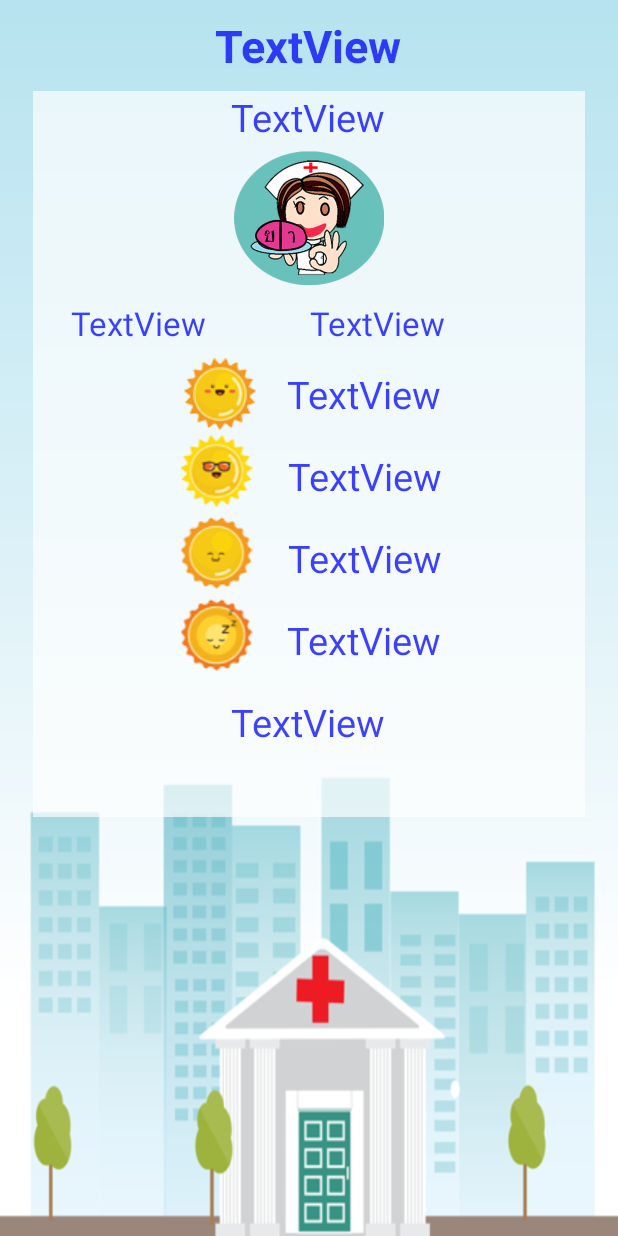
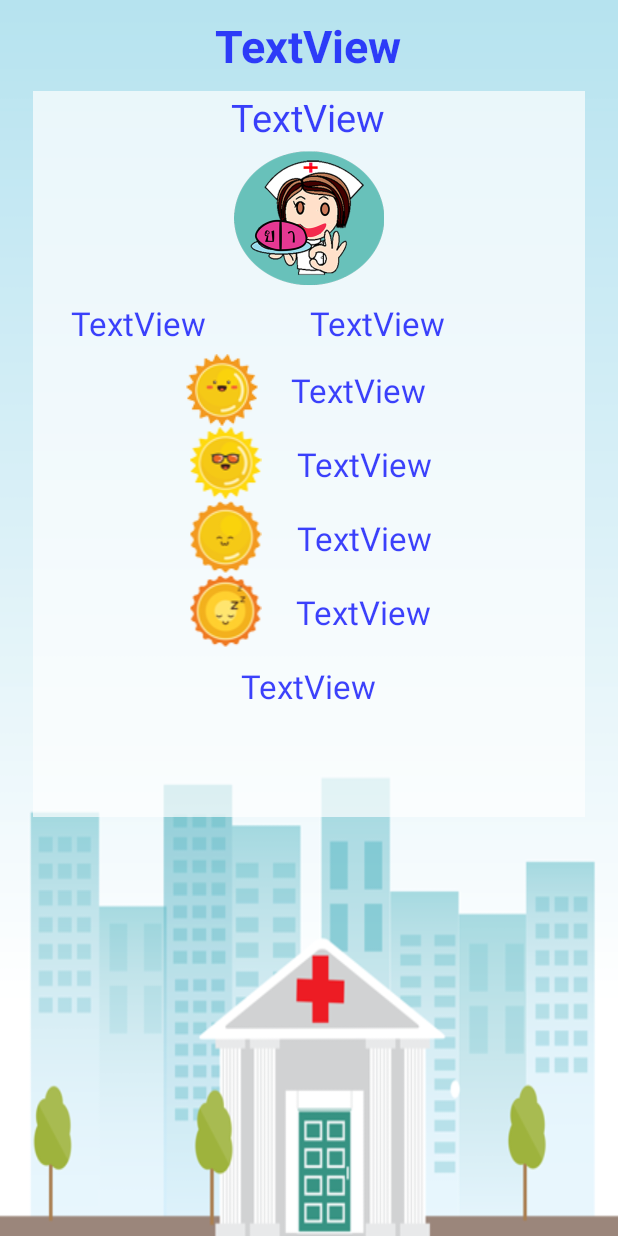
Before and after one commit to Maneerataodaod/Hospital-Room-26jan, an Android app: the layout my_son_listview.xml on its own in the app's theme, with its tools: preview values and no code run, on a phone screen of 412 x 824 dp. Run offline under Robolectric (Android 15) with nearby library versions, the phone set to English and light mode, and no system bars.

Commit message:
Yesssssssss 26jan

```diff
--- a/app/src/main/java/kaewmod/hospitalroom/NoOkActivity.java
+++ b/app/src/main/java/kaewmod/hospitalroom/NoOkActivity.java
@@ -15,7 +15,7 @@ public class NoOkActivity extends AppCompatActivity {
 
     public void clickLiveWell (View view) {
         MyAlert myAlert = new MyAlert();
-        myAlert.myDialog(NoOkActivity.this, "Title", "ข้อความ");
+        myAlert.myDialog(NoOkActivity.this, "How are you", "I'm fine");
 
     }
     public void clickSymptoms (View view) {
--- a/app/src/main/res/layout/my_son_listview.xml
+++ b/app/src/main/res/layout/my_son_listview.xml
@@ -89,14 +89,14 @@
                 android:layout_height="wrap_content"
                 android:layout_width="wrap_content"
                 android:layout_gravity="center_vertical"
-                android:layout_weight="1.30" />
+                android:layout_weight="0.82" />
 
             <TextView
                 android:text="TextView"
                 android:layout_width="wrap_content"
                 android:layout_height="wrap_content"
                 android:id="@+id/textView48"
-                android:textSize="@dimen/h2"
+                android:textSize="@dimen/h1"
                 android:textColor="@color/colorPrimaryDark"
                 android:layout_gravity="center_horizontal"
                 android:padding="10dp"
@@ -122,7 +122,7 @@
                 android:layout_height="wrap_content"
                 android:id="@+id/textView56"
                 android:layout_weight="1"
-                android:textSize="@dimen/h2"
+                android:textSize="@dimen/h1"
                 android:textColor="@color/colorPrimaryDark"
                 android:padding="10dp" />
 
@@ -146,7 +146,7 @@
                 android:layout_height="wrap_content"
                 android:id="@+id/textView57"
                 android:layout_weight="1"
-                android:textSize="@dimen/h2"
+                android:textSize="@dimen/h1"
                 android:textColor="@color/colorPrimaryDark"
                 android:padding="10dp" />
 
@@ -170,7 +170,7 @@
                 android:layout_height="wrap_content"
                 android:id="@+id/textView58"
                 android:layout_weight="1"
-                android:textSize="@dimen/h2"
+                android:textSize="@dimen/h1"
                 android:textColor="@color/colorPrimaryDark"
                 android:padding="10dp" />
 
@@ -183,7 +183,7 @@
             android:id="@+id/textView23"
             android:layout_gravity="center_horizontal"
             android:textColor="@color/colorPrimaryDark"
-            android:textSize="@dimen/h2"
+            android:textSize="@dimen/h1"
             android:padding="10dp" />
 
     </LinearLayout>
```
